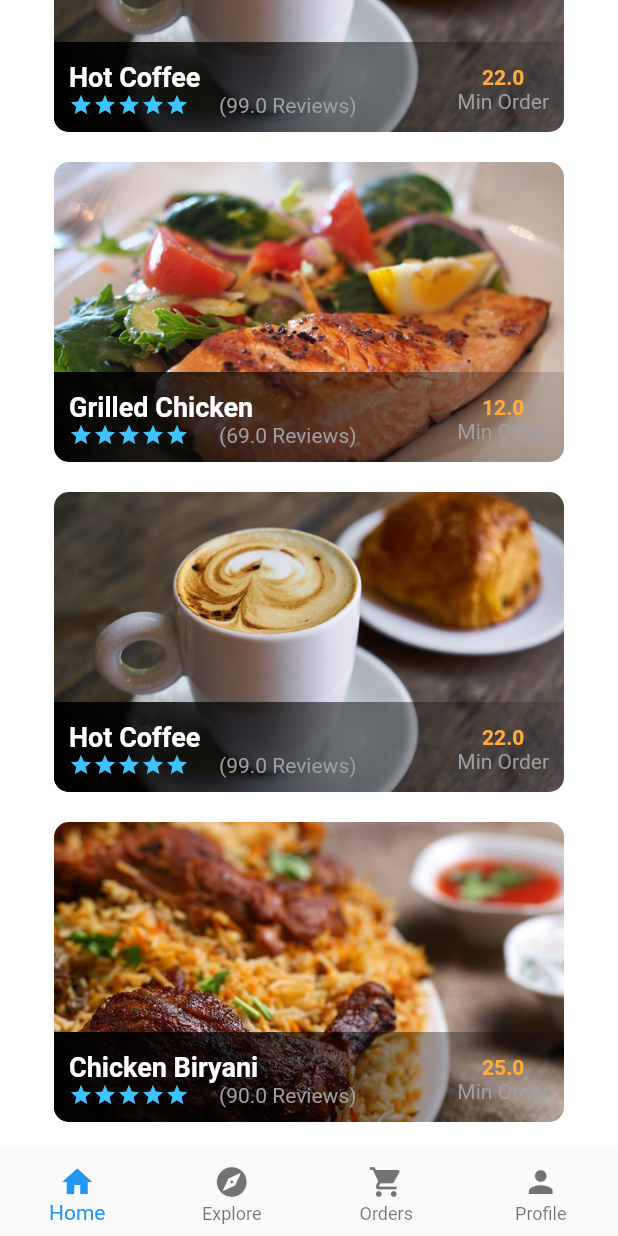
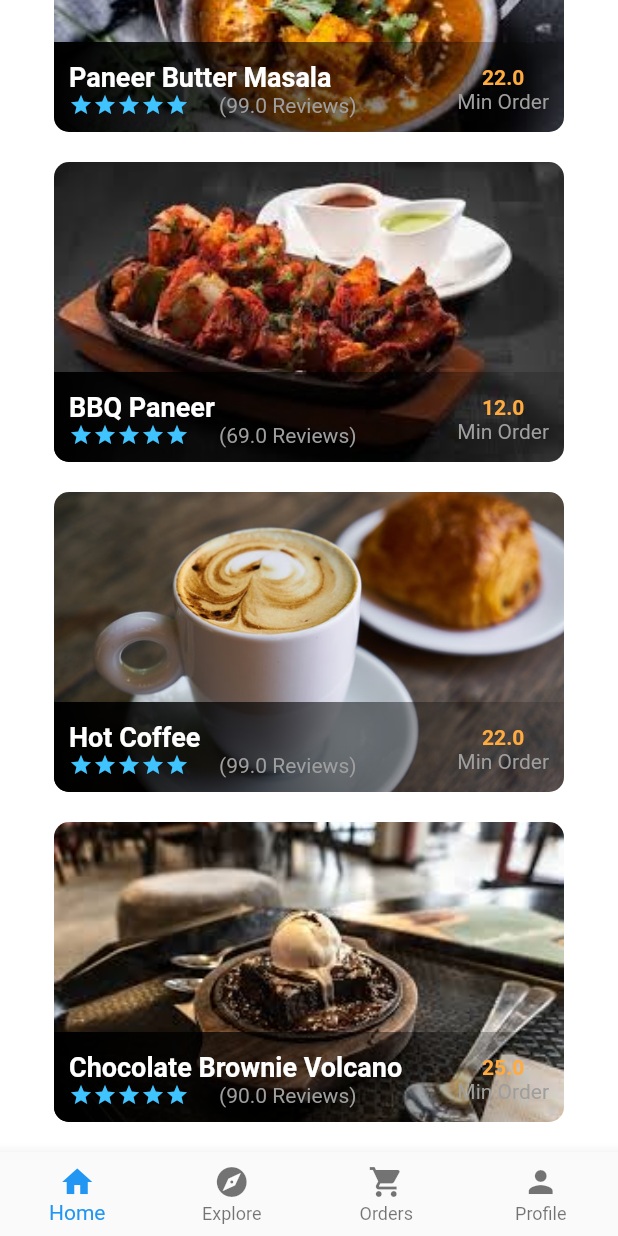
Before and after one commit to mirajvyas99/restaurant_app, a Flutter app: the screen it shows after launch, scrolled down 467 dp, on a phone screen of 412 x 824 dp. Run offline on Flutter 3.47's test engine with Material 2 defaults, Android fonts, the phone set to English and light mode, and no system bars; our stand-ins replace firebase_core; accounts and stored records are empty.

Commit message:
sub commit

```diff
--- a/lib/src/data/food_data.dart
+++ b/lib/src/data/food_data.dart
@@ -3,8 +3,8 @@ import '../models/food_model.dart';
 final foods = [
   Food(
     id: "1",
-    name: "Hot Coffee",
-    imagePath: "assets/images/breakfast.jpeg",
+    name: "Paneer Butter Masala",
+    imagePath: "assets/images/paneerbuttermasala.jpg",
     category: "1",
     price: 22.0,
     discount: 33.5,
@@ -12,8 +12,8 @@ final foods = [
   ),
   Food(
     id: "1",
-    name: "Grilled Chicken",
-    imagePath: "assets/images/lunch.jpeg",
+    name: "BBQ Paneer",
+    imagePath: "assets/images/starter2.jpg",
     category: "2",
     price: 12.0,
     discount: 34.5,
@@ -30,8 +30,8 @@ final foods = [
   ),
   Food(
     id: "1",
-    name: "Chicken Biryani",
-    imagePath: "assets/images/supper_1.jpeg",
+    name: "Chocolate Brownie Volcano",
+    imagePath: "assets/images/volcano.jpg",
     category: "4",
     price: 25.0,
     discount: 10.5,
--- a/pubspec.yaml
+++ b/pubspec.yaml
@@ -46,6 +46,9 @@ flutter:
     - assets/images/softdrink.png
     - assets/images/soup.png
     - assets/images/starter.png
+    - assets/images/starter2.jpg
+    - assets/images/volcano.jpg
+    - assets/images/paneerbuttermasala.jpg
 
   # fonts:
   #   - family: Schyler
```
Also changed, not shown: assets/images/paneerbuttermasala.jpg (added), assets/images/starter2.jpg (added), assets/images/volcano.jpg (added).
